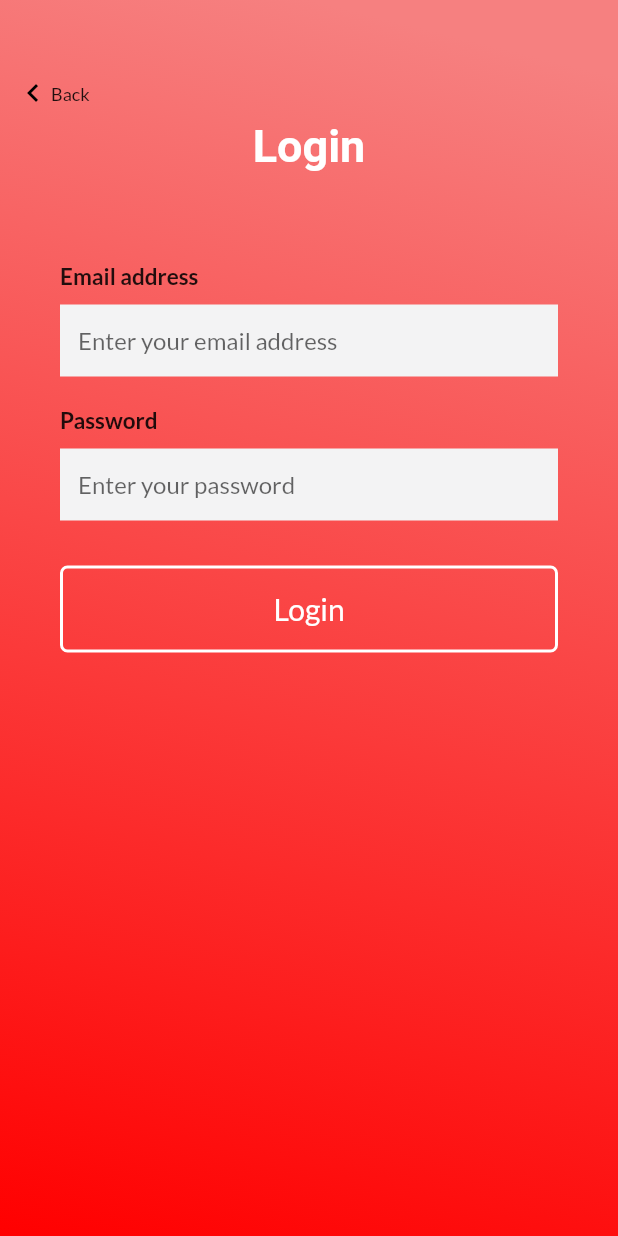
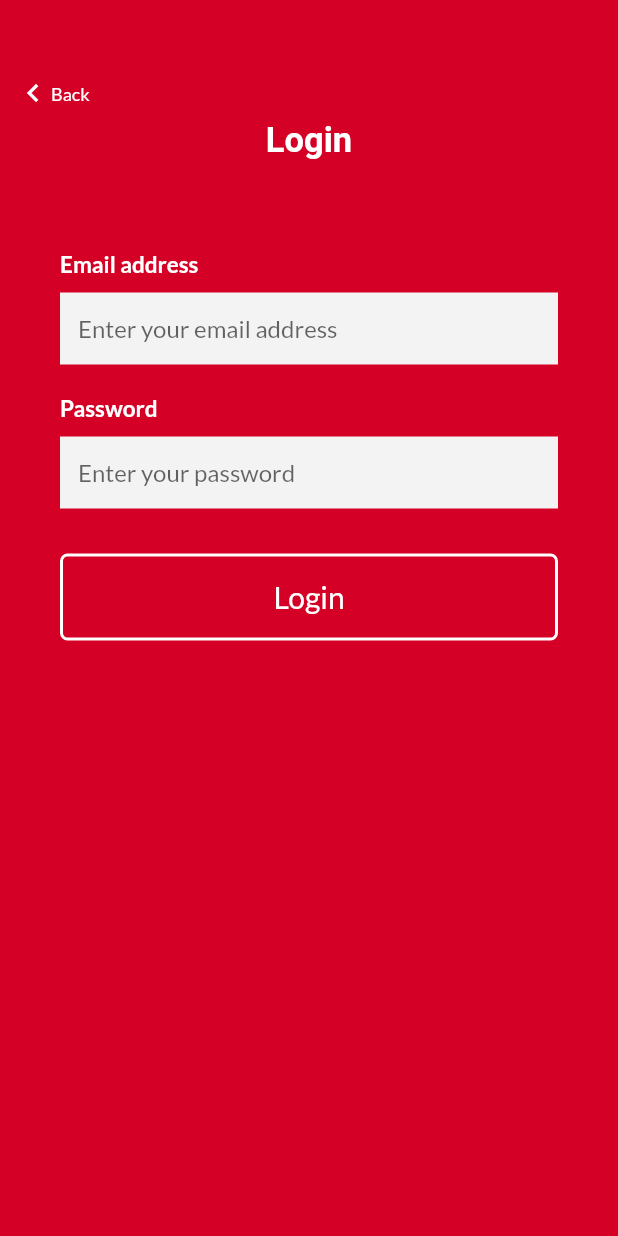
Before and after one commit to CallumWalterWhite/Flutter-hotdesk-app, a Flutter app: the screen it shows after launch, after a tap on "Login", on a phone screen of 412 x 824 dp. Run offline on Flutter 3.47's test engine with Material 2 defaults, Android fonts, the phone set to English and light mode, and no system bars; our stand-ins replace cloud_firestore, firebase_auth, firebase_core, firebase_storage, google_fonts; missing offline and left inert: ioc; accounts and stored records are empty.

Commit message:
more stuff

```diff
--- a/lib/src/components/auth/login.dart
+++ b/lib/src/components/auth/login.dart
@@ -1,6 +1,7 @@
 import 'package:firebase_auth/firebase_auth.dart';
 import 'package:flutter/material.dart';
 
+import '../../util/colour_palette.dart';
 import '../../widgets/widget.dart';
 import '../home.dart';
 
@@ -53,14 +54,7 @@ class _LoginScreenState extends State<LoginScreen> {
                 padding: const EdgeInsets.symmetric(horizontal: 40),
                 height: MediaQuery.of(context).size.height,
                 decoration: const BoxDecoration(
-                  gradient: LinearGradient(
-                    begin: Alignment.topCenter,
-                    end: Alignment.bottomLeft,
-                    colors: [
-                      Color(0xFFF68080),
-                      Color(0xFFff0000),
-                    ],
-                  ),
+                  color: mainColour,
                 ),
                 child: SingleChildScrollView(
                   child: Column(
@@ -73,7 +67,7 @@ class _LoginScreenState extends State<LoginScreen> {
                         text: const TextSpan(
                           text: 'Login',
                           style: TextStyle(
-                            fontSize: 30,
+                            fontSize: 23,
                             fontWeight: FontWeight.w700,
                             color: Colors.white,
                           ),
@@ -94,7 +88,7 @@ class _LoginScreenState extends State<LoginScreen> {
                                   const Text(
                                     "Email address",
                                     style: const TextStyle(
-                                        fontWeight: FontWeight.bold, fontSize: 15),
+                                        fontWeight: FontWeight.bold, fontSize: 15, color: Colors.white),
                                   ),
                                   const SizedBox(
                                     height: 10,
@@ -124,7 +118,7 @@ class _LoginScreenState extends State<LoginScreen> {
                                   const Text(
                                     "Password",
                                     style: const TextStyle(
-                                        fontWeight: FontWeight.bold, fontSize: 15),
+                                        fontWeight: FontWeight.bold, fontSize: 15, color: Colors.white),
                                   ),
                                   const SizedBox(
                                     height: 10,
@@ -189,11 +183,11 @@ class _LoginScreenState extends State<LoginScreen> {
                         Container(
                           padding: const EdgeInsets.only(left: 0, top: 10, bottom: 10),
                           child:
-                          const Icon(Icons.keyboard_arrow_left, color: Colors.black),
+                          const Icon(Icons.keyboard_arrow_left, color: Colors.white),
                         ),
                         const Text('Back',
                             style: TextStyle(
-                                fontSize: 12, fontWeight: FontWeight.w500))
+                                fontSize: 12, fontWeight: FontWeight.w500, color: Colors.white))
                       ],
                     ),
                   ),
--- a/lib/src/components/auth/profile_detail.dart
+++ b/lib/src/components/auth/profile_detail.dart
@@ -6,6 +6,7 @@ import 'package:ioc/ioc.dart';
 import '../../constants/department_codes.dart';
 import '../../entities/profile.dart';
 import '../../services/profile_service.dart';
+import '../../util/colour_palette.dart';
 import '../../widgets/widget.dart';
 
 class ProfileDetail extends StatefulWidget {
@@ -146,7 +147,9 @@ class _ProfileDetailState extends State<ProfileDetail> {
   Widget build(BuildContext context) {
     return Scaffold(
       appBar: AppBar(
-        title: const Text("Profile"),
+        iconTheme: const IconThemeData(color: mainColour),
+        title: const Text("Profile", style: TextStyle(color: mainColour)),
+        backgroundColor: Colors.white,
       ),
       body: buildWidget()
     );
--- a/lib/src/components/news/news_home.dart
+++ b/lib/src/components/news/news_home.dart
@@ -8,6 +8,7 @@ import 'package:ioc/ioc.dart';
 import '../../entities/news.dart';
 import '../../persistence/storage_repository.dart';
 import '../../services/news_service.dart';
+import '../../util/colour_palette.dart';
 import 'news_detail.dart';
 
 class NewsHome extends StatefulWidget {
@@ -91,7 +92,9 @@ class _NewsHomeState extends State<NewsHome> {
   Widget build(BuildContext context) {
     return Scaffold(
       appBar: AppBar(
-        title: const Text('News'),
+        iconTheme: const IconThemeData(color: mainColour),
+        title: const Text("Company news", style: TextStyle(color: mainColour)),
+        backgroundColor: Colors.white,
       ),
       body: buildWidget()
     );
--- a/lib/src/components/welcome.dart
+++ b/lib/src/components/welcome.dart
@@ -4,6 +4,7 @@ import 'package:flutter/material.dart';
 import 'package:itec27001/src/components/auth/signup.dart';
 
 import '../../firebase_options.dart';
+import '../util/colour_palette.dart';
 import 'home.dart';
 import 'auth/login.dart';
 
@@ -42,14 +43,7 @@ class _WelcomeScreenState extends State<WelcomeScreen> {
           padding: const EdgeInsets.symmetric(horizontal: 40),
           height: MediaQuery.of(context).size.height,
           decoration: const BoxDecoration(
-            gradient: LinearGradient(
-              begin: Alignment.topCenter,
-              end: Alignment.bottomLeft,
-              colors: [
-                Color(0xFFF68080),
-                Color(0xFFff0000),
-              ],
-            ),
+            color: mainColour,
           ),
           child: Column(
             crossAxisAlignment: CrossAxisAlignment.center,
@@ -60,15 +54,15 @@ class _WelcomeScreenState extends State<WelcomeScreen> {
                 text: const TextSpan(
                   text: 'Employee app',
                   style: TextStyle(
-                    fontSize: 30,
+                    fontSize: 23,
                     fontWeight: FontWeight.w700,
                     color: Colors.white,
                   ),
                 ),
               ),
-              Image.asset('assets/logo.png'),
+              Image.asset('assets/logo_sm.png'),
               const SizedBox(
-                height: 80,
+                height: 30,
               ),
               InkWell(
                 onTap: () {
--- a/lib/src/persistence/repository.dart
+++ b/lib/src/persistence/repository.dart
@@ -12,8 +12,5 @@ class Repository {
     await Firebase.initializeApp(
       options: DefaultFirebaseOptions.currentPlatform,
     );
-    if (FirebaseAuth.instance.currentUser == null) {
-      throw Exception("User needs to login!");
-    }
   }
 }
--- a/lib/src/util/colour_palette.dart
+++ b/lib/src/util/colour_palette.dart
@@ -1,3 +1,3 @@
 import 'dart:ui';
 
-const mainColour = Color(0xFFff0000);
+const mainColour = Color(0xFFd40025);
--- a/pubspec.yaml
+++ b/pubspec.yaml
@@ -62,6 +62,7 @@ flutter:
   assets:
     - assets/desk.png
     - assets/logo.png
+    - assets/logo_sm.png
     - assets/meeting.png
 
   # To add assets to your application, add an assets section, like this:
```
Also changed, not shown: lib/src/components/auth/signup.dart (+7 -13 lines), lib/src/components/floor_selector.dart (+8 -9 lines), lib/src/components/home.dart (+24 -3 lines), lib/src/components/schedule/desk_detail.dart (+13 -3 lines), lib/src/components/schedule/meeting_detail.dart (+17 -1 lines), lib/src/widgets/widget.dart (+49 -0 lines), assets/logo_sm.png (added).
